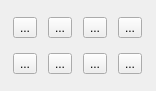
Old version of the form app/ui/displayoption.ui in the repository pencil2d/pencil.
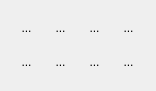
New version of the form. Icons and pictures are not drawn.

Commit message: Dock nesting and UI tweaking

What changed in the file:
```diff
--- a/app/ui/displayoption.ui
+++ b/app/ui/displayoption.ui
@@ -13,6 +13,23 @@
   <property name="windowTitle">
    <string>Form</string>
   </property>
+  <property name="styleSheet">
+   <string notr="true">QToolButton {
+	border: 0px;
+}
+
+QToolButton:pressed {
+	border: 1px solid #ADADAD;
+	border-radius: 2px;
+	background-color: #D5D5D5;
+}
+
+QToolButton:checked {
+	border: 1px solid #ADADAD;
+	border-radius: 2px;
+	background-color: #D5D5D5;
+}</string>
+  </property>
   <layout class="QGridLayout" name="gridLayout">
    <property name="leftMargin">
     <number>4</number>
```
The commit also changes 3 other files.
